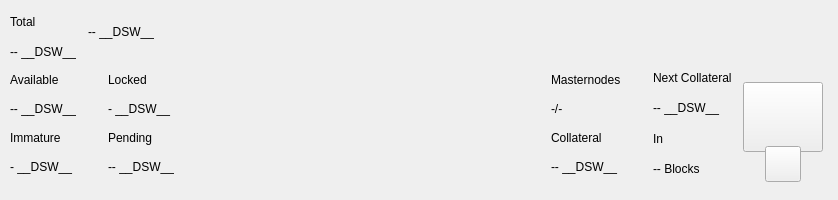
This is src/qt/pivx/forms/topbar.ui in decenomy/DSW as Qt 5 draws it before an edit. The edited form follows.
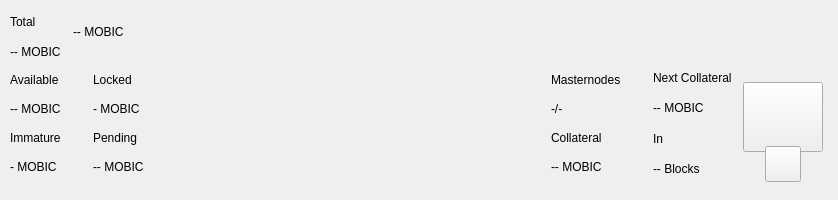
This is the edited form. Custom widgets are drawn as their Qt base class.

Commit message: Replace standard coin unit __DSW__ by MOBIC (8)

```diff
--- a/src/qt/pivx/forms/topbar.ui
+++ b/src/qt/pivx/forms/topbar.ui
@@ -119,7 +119,7 @@
               <item>
                <widget class="QLabel" name="labelAmountPiv">
                 <property name="text">
-                 <string notr="true">-- __DSW__</string>
+                 <string notr="true">-- MOBIC</string>
                 </property>
                </widget>
               </item>
@@ -162,7 +162,7 @@
                  <string notr="true">padding:0px;margin:0px;</string>
                 </property>
                 <property name="text">
-                 <string notr="true">-- __DSW__</string>
+                 <string notr="true">-- MOBIC</string>
                 </property>
                </widget>
               </item>
@@ -456,7 +456,7 @@
                  <item>
                   <widget class="QLabel" name="labelAvailablePiv">
                    <property name="text">
-                    <string>-- __DSW__</string>
+                    <string>-- MOBIC</string>
                    </property>
                   </widget>
                  </item>
@@ -470,7 +470,7 @@
                  <item>
                   <widget class="QLabel" name="labelImmaturePiv">
                    <property name="text">
-                    <string notr="true">- __DSW__</string>
+                    <string notr="true">- MOBIC</string>
                    </property>
                   </widget>
                  </item>
@@ -491,7 +491,7 @@
                  <item>
                   <widget class="QLabel" name="labelLockedPiv">
                    <property name="text">
-                    <string>- __DSW__</string>
+                    <string>- MOBIC</string>
                    </property>
                   </widget>
                  </item>
@@ -505,7 +505,7 @@
                  <item>
                   <widget class="QLabel" name="labelPendingPiv">
                    <property name="text">
-                    <string notr="true">-- __DSW__</string>
+                    <string notr="true">-- MOBIC</string>
                    </property>
                   </widget>
                  </item>
@@ -567,7 +567,7 @@
              <item>
               <widget class="QLabel" name="labelCollateralPiv">
                <property name="text">
-                <string notr="true">-- __DSW__</string>
+                <string notr="true">-- MOBIC</string>
                </property>
               </widget>
              </item>
@@ -598,7 +598,7 @@
               <item>
                <widget class="QLabel" name="labelNextCollateralValue">
                 <property name="text">
-                 <string>-- __DSW__</string>
+                 <string>-- MOBIC</string>
                 </property>
                </widget>
               </item>
```
The commit also changes 7 other files.
